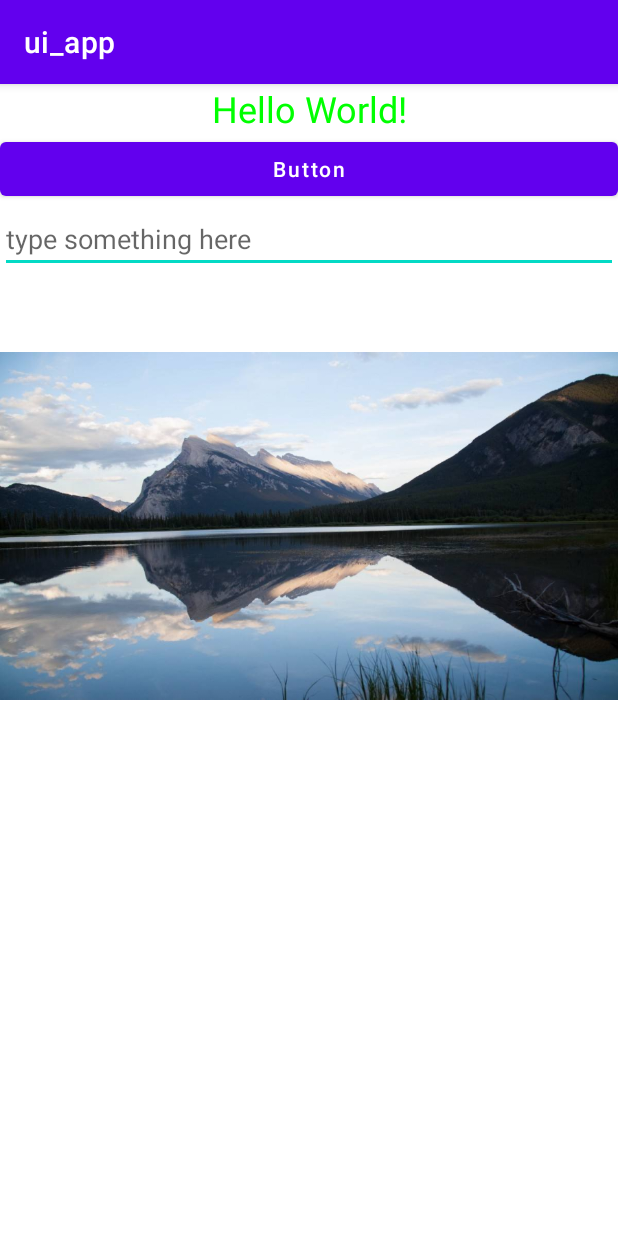
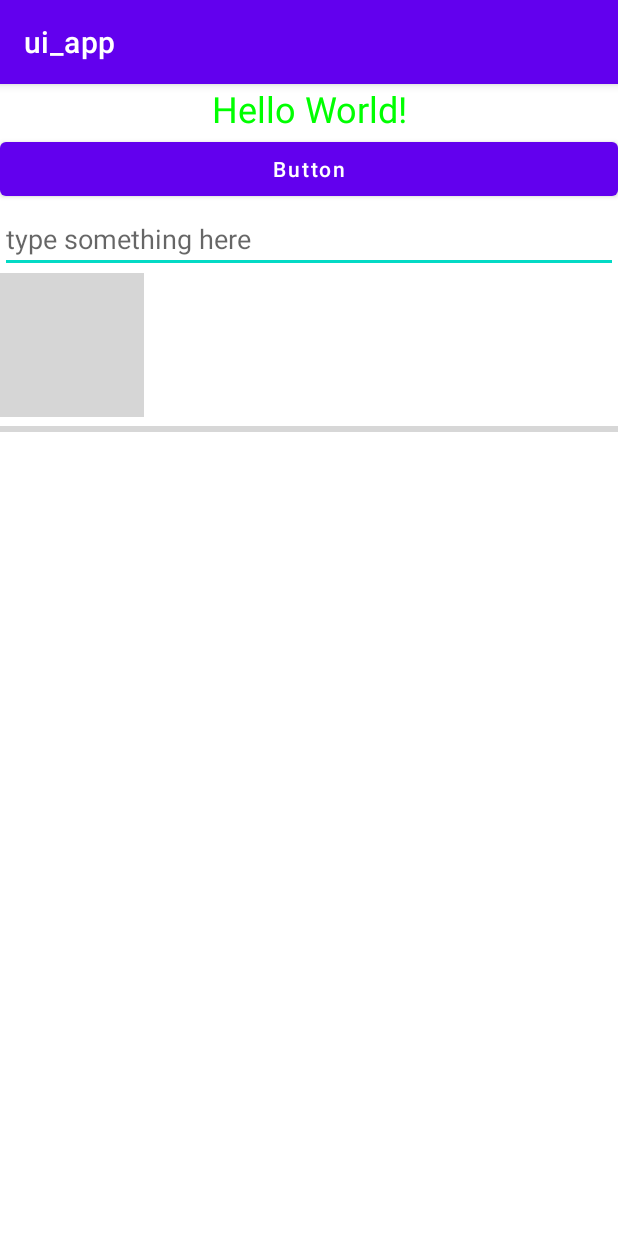
Before and after one commit to gjwhhhh/android_learn, an Android app: the screen it shows after launch (MainActivity), on a phone screen of 412 x 824 dp. Run offline under Robolectric (Android 15) with nearby library versions, the phone set to English and light mode, and no system bars; grey boxes are pictures that could not be loaded.

Commit message:
ProgressBar、AlertDialog、ProgressDialog的使用

```diff
--- a/ui_app/src/main/java/com/example/ui_app/MainActivity.java
+++ b/ui_app/src/main/java/com/example/ui_app/MainActivity.java
@@ -1,18 +1,23 @@
 package com.example.ui_app;
 
+import androidx.appcompat.app.AlertDialog;
 import androidx.appcompat.app.AppCompatActivity;
 
+import android.app.ProgressDialog;
+import android.content.DialogInterface;
 import android.os.Bundle;
 import android.view.View;
 import android.widget.Button;
 import android.widget.EditText;
 import android.widget.ImageView;
+import android.widget.ProgressBar;
 import android.widget.TextView;
 import android.widget.Toast;
 
 public class MainActivity extends AppCompatActivity implements View.OnClickListener{
     private EditText editText;
     private ImageView imageView;
+    private ProgressBar progressBar;
 
     @Override
     protected void onCreate(Bundle savedInstanceState) {
@@ -21,6 +26,7 @@ public class MainActivity extends AppCompatActivity implements View.OnClickListe
         Button button = (Button) findViewById(R.id.button);
         imageView = (ImageView)findViewById(R.id.image_view);
         editText = (EditText)findViewById(R.id.edit_text);
+        progressBar = (ProgressBar)findViewById(R.id.progress_bar);
         button.setOnClickListener(this);
     }
 
@@ -31,7 +37,38 @@ public class MainActivity extends AppCompatActivity implements View.OnClickListe
                 /*String inputText = editText.getText().toString();
                 Toast.makeText(MainActivity.this,inputText,Toast.LENGTH_SHORT)
                         .show();*/
-                imageView.setImageResource(R.drawable.image_1);
+//                imageView.setImageResource(R.drawable.image_1);
+                /*if(progressBar.getVisibility()==View.GONE){
+                    progressBar.setVisibility(View.VISIBLE);
+                } else{
+                    progressBar.setVisibility(View.GONE);
+                }*/
+                /*int progress = progressBar.getProgress();
+                progress += 10;
+                progressBar.setProgress(progress);*/
+                /*AlertDialog.Builder dialog = new AlertDialog.Builder(MainActivity.this);
+                dialog.setTitle("This is Dialog");
+                dialog.setMessage("Something important.");
+                dialog.setCancelable(false);
+                dialog.setPositiveButton("OK", new DialogInterface.OnClickListener() {
+                    @Override
+                    public void onClick(DialogInterface dialog, int which) {
+
+                    }
+                });
+                dialog.setNegativeButton("Cancel", new DialogInterface.OnClickListener() {
+                    @Override
+                    public void onClick(DialogInterface dialog, int which) {
+
+                    }
+                });
+                dialog.show();*/
+                ProgressDialog progressDialog = new ProgressDialog(MainActivity.this);
+                progressDialog.setTitle("This is Progress Dialog");
+                progressDialog.setMessage("Loading...");
+                progressDialog.setCancelable(true);
+                progressDialog.show();
+
                 break;
             default:
                 break;
--- a/ui_app/src/main/res/layout/activity_main.xml
+++ b/ui_app/src/main/res/layout/activity_main.xml
@@ -31,5 +31,11 @@
         android:layout_height="wrap_content"
         android:src="@drawable/image_2"
         />
-
+    <ProgressBar
+        android:id="@+id/progress_bar"
+        android:layout_width="match_parent"
+        android:layout_height="wrap_content"
+        style="?android:attr/progressBarStyleHorizontal"
+        android:max="100"
+        />
 </LinearLayout>
```
Also changed, not shown: ui_app/src/main/res/drawable-xhdpi/image_2.jpeg (deleted).
